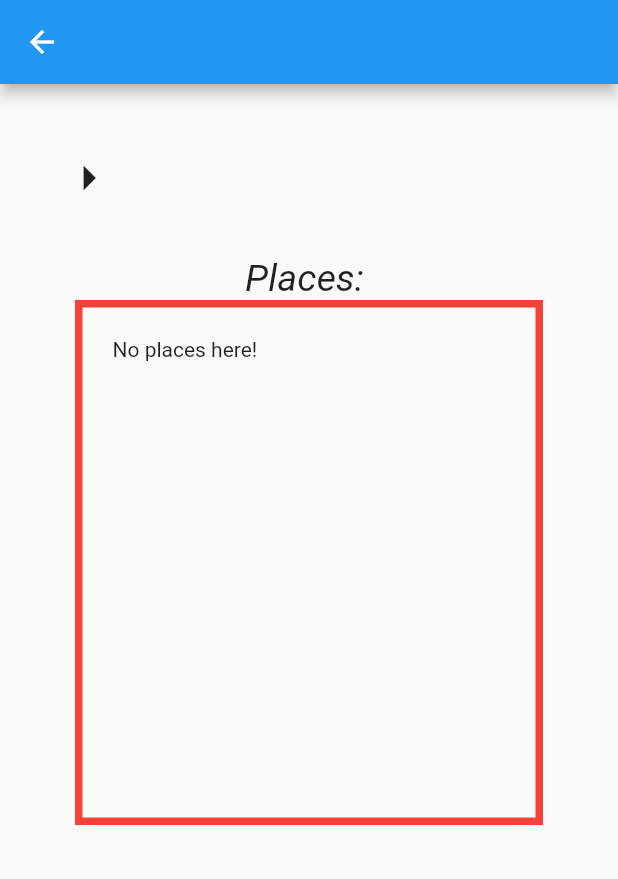
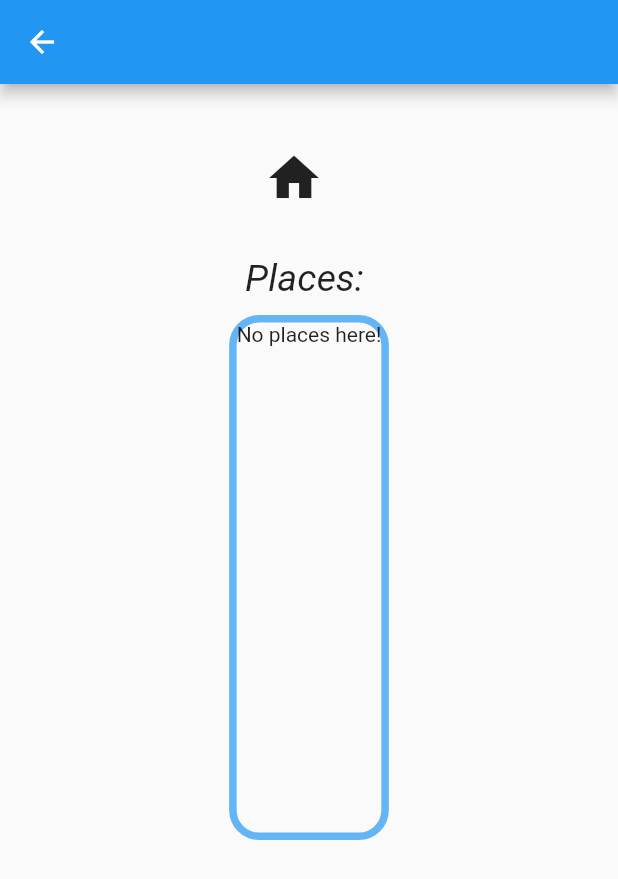
Before and after one commit to AlessioDP/ProgettoMobileComputing, a Flutter app: the ViewHome screen opened directly with empty values, on a phone screen of 412 x 824 dp. Shown: the top 879 px of the screen. Run offline on Flutter 3.47's test engine with Material 2 defaults, Android fonts, the phone set to English and light mode, and no system bars; our stand-ins replace firebase_auth, firebase_core, google_sign_in, shared_preferences; missing offline and left inert: ff_navigation_bar; accounts and stored records are empty; generated files the repository leaves out were written again.

Commit message:
minor fixes

```diff
--- a/lib/pages/edit_home.dart
+++ b/lib/pages/edit_home.dart
@@ -182,10 +182,11 @@ class _EditHomeState extends State<_EditHome> {
             margin: EdgeInsets.all(10),
             padding: EdgeInsets.all(5),
             decoration: BoxDecoration(
+                borderRadius: BorderRadius.all(Radius.circular(20)),
                 border: Border.all(
-              color: Colors.blue[300],
-              width: 5,
-            )),
+                  color: Colors.blue[300],
+                  width: 5,
+                )),
             child: Stack(children: [
               Expanded(
                   child: ListView.builder(
--- a/lib/pages/view_home.dart
+++ b/lib/pages/view_home.dart
@@ -37,13 +37,14 @@ class ViewHome extends StatelessWidget {
                     Container(
                       padding: EdgeInsets.all(9),
                       child: Row(
+                        mainAxisAlignment: MainAxisAlignment.center,
                         children: [
                           Icon(
-                            Icons.arrow_right,
+                            Icons.home,
                             size: 40,
                           ),
                           Text(
-                            ' ' + homeMaster.name,
+                            ' ' + homeMaster.name + ' ',
                             style: TextStyle(
                                 fontWeight: FontWeight.bold, fontSize: 40),
                           ),
@@ -57,20 +58,21 @@ class ViewHome extends StatelessWidget {
                         children: [
                           Text('Places: ',
                               style: TextStyle(
-                                  fontWeight: FontWeight.w400, fontSize: 25, fontStyle: FontStyle.italic)),
-                          Container (
-                            height: 350,
-                            padding: EdgeInsets.all(0),
-                              child: home.places.isNotEmpty
-                                  ? Container(
+                                  fontWeight: FontWeight.w400,
+                                  fontSize: 25,
+                                  fontStyle: FontStyle.italic)),
+                          Container(
                             margin: EdgeInsets.all(10),
-                                      padding: EdgeInsets.all(5),
                             decoration: BoxDecoration(
+                                borderRadius:
+                                    BorderRadius.all(Radius.circular(20)),
                                 border: Border.all(
                                   color: Colors.blue[300],
                                   width: 5,
                                 )),
-                                      child: Stack(children: [
+                            height: 350,
+                            child: home.places.isNotEmpty
+                                ? Stack(children: [
                                     Expanded(
                                         child: ListView.builder(
                                       itemCount: homeMaster.places.length,
@@ -85,27 +87,21 @@ class ViewHome extends StatelessWidget {
                                                     size: 20,
                                                   ),
                                                   Text(
-                                                    '' + (homeMaster.places[index].name),
+                                                    '' +
+                                                        (homeMaster
+                                                            .places[index]
+                                                            .name),
                                                     style: TextStyle(
-                                                   fontWeight: FontWeight.normal, fontSize: 20),
+                                                        fontWeight:
+                                                            FontWeight.normal,
+                                                        fontSize: 20),
                                                   ),
                                                 ],
                                               ),
                                       ),
                                     ))
-                                        ]),
-                            )
-                                  : Container (
-                                    width: 400,
-                                    height: 100,
-                                    padding: EdgeInsets.all(20),
-                                    decoration: BoxDecoration(
-                                        border: Border.all(
-                                        color: Colors.red,
-                                        width: 5,
-                                      )),
-                                    child: Text('No places here!'),
-                                  ),
+                                  ])
+                                : Text('No places here!'),
                           ),
                         ],
                       ),
```
Lines whose indentation alone changed are shown as unchanged.
